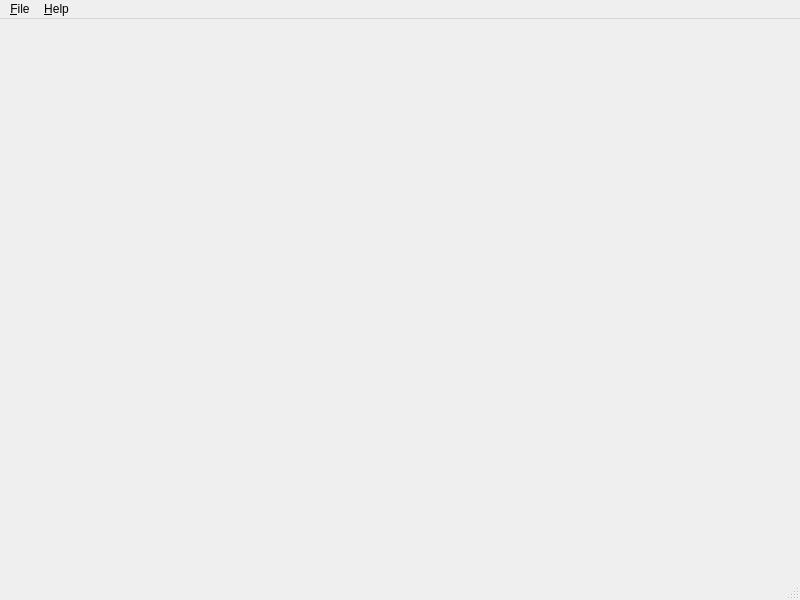
Old version of the form src/friendlypics2/data/ui/main_window.ui in the repository TheFriendlyCoder/friendlypics2.
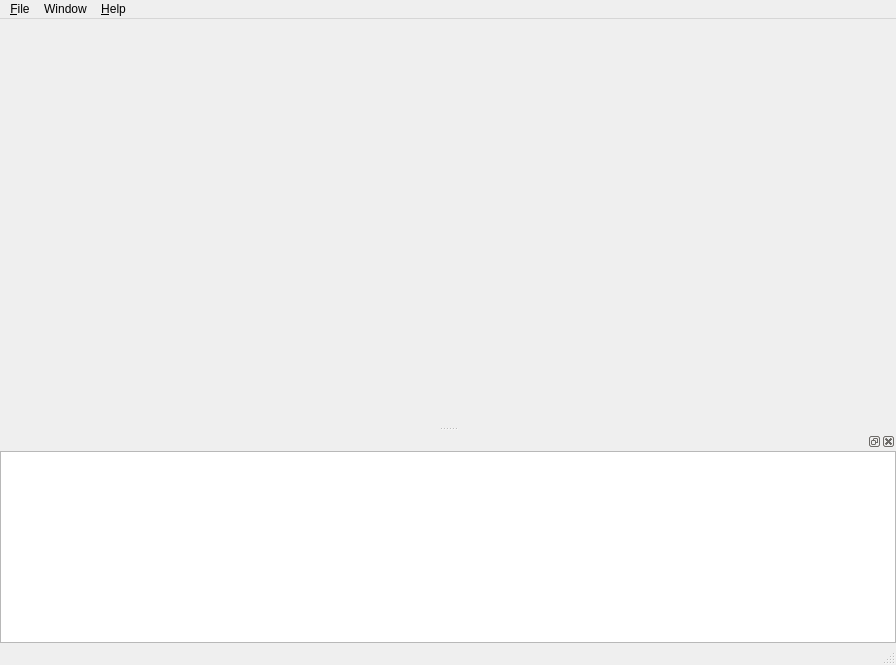
New version of the form.

Commit message: Fixes #4 added logging dialog to UI

```diff
--- a/src/friendlypics2/data/ui/main_window.ui
+++ b/src/friendlypics2/data/ui/main_window.ui
@@ -6,10 +6,16 @@
    <rect>
     <x>0</x>
     <y>0</y>
-    <width>800</width>
-    <height>600</height>
+    <width>896</width>
+    <height>665</height>
    </rect>
   </property>
+  <property name="sizePolicy">
+   <sizepolicy hsizetype="Expanding" vsizetype="Expanding">
+    <horstretch>0</horstretch>
+    <verstretch>0</verstretch>
+   </sizepolicy>
+  </property>
   <property name="windowTitle">
    <string>MyWindow</string>
   </property>
@@ -19,7 +25,7 @@
     <rect>
      <x>0</x>
      <y>0</y>
-     <width>800</width>
+     <width>896</width>
      <height>22</height>
     </rect>
    </property>
@@ -45,10 +51,41 @@
     </property>
     <addaction name="help_about_menu"/>
    </widget>
+   <widget class="QMenu" name="menuWindow">
+    <property name="title">
+     <string>Window</string>
+    </property>
+    <addaction name="window_debug_menu"/>
+   </widget>
    <addaction name="file_menu"/>
+   <addaction name="menuWindow"/>
    <addaction name="menu_Help"/>
   </widget>
   <widget class="QStatusBar" name="statusbar"/>
+  <widget class="QDockWidget" name="debug_dock">
+   <attribute name="dockWidgetArea">
+    <number>8</number>
+   </attribute>
+   <widget class="QWidget" name="debug_layout">
+    <layout class="QVBoxLayout" name="verticalLayout">
+     <property name="leftMargin">
+      <number>0</number>
+     </property>
+     <property name="topMargin">
+      <number>0</number>
+     </property>
+     <property name="rightMargin">
+      <number>0</number>
+     </property>
+     <property name="bottomMargin">
+      <number>0</number>
+     </property>
+     <item>
+      <widget class="QPlainTextEdit" name="debug_log"/>
+     </item>
+    </layout>
+   </widget>
+  </widget>
   <action name="file_open_menu">
    <property name="text">
     <string>&amp;Open...</string>
```
Left out of the diff: 8 changed lines with no effect on the pictures. The commit also changes 4 other files.
